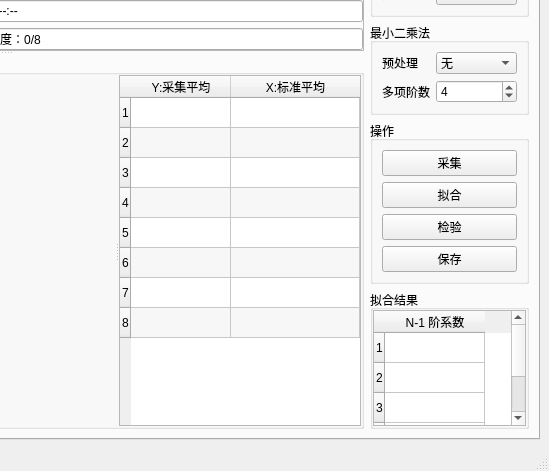
Before: the Qt Designer form mainwindow.ui in m-RNA/TemperatureSelfCorrectionBasedOnQtSerial, drawn with Qt 5; both pictures show x 379 to 928 and y 171 to 642 of the 928 by 642 pixel window.
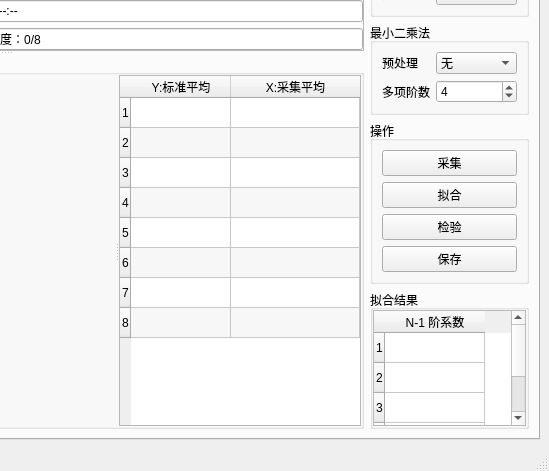
After: the same form once the commit is applied. Icons and pictures are not drawn. Custom widgets are drawn as their Qt base class.

Commit message: 修复BUG；Y:标准 X:待定 拟合

```diff
--- a/mainwindow.ui
+++ b/mainwindow.ui
@@ -276,12 +276,12 @@
                  <row/>
                  <column>
                   <property name="text">
-                   <string>Y:采集平均</string>
+                   <string>Y:标准平均</string>
                   </property>
                  </column>
                  <column>
                   <property name="text">
-                   <string>X:标准平均</string>
+                   <string>X:采集平均</string>
                   </property>
                  </column>
                 </widget>
```
The commit also changes 1 other file.
